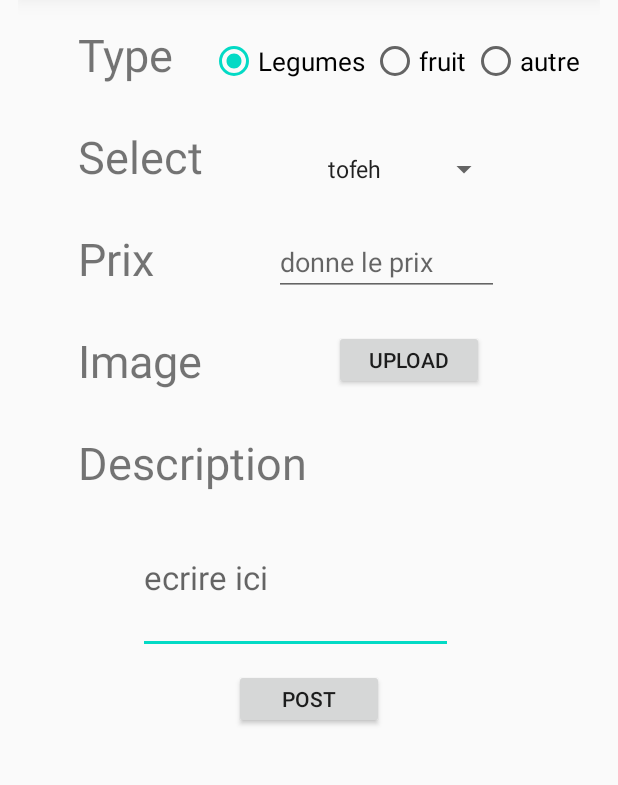
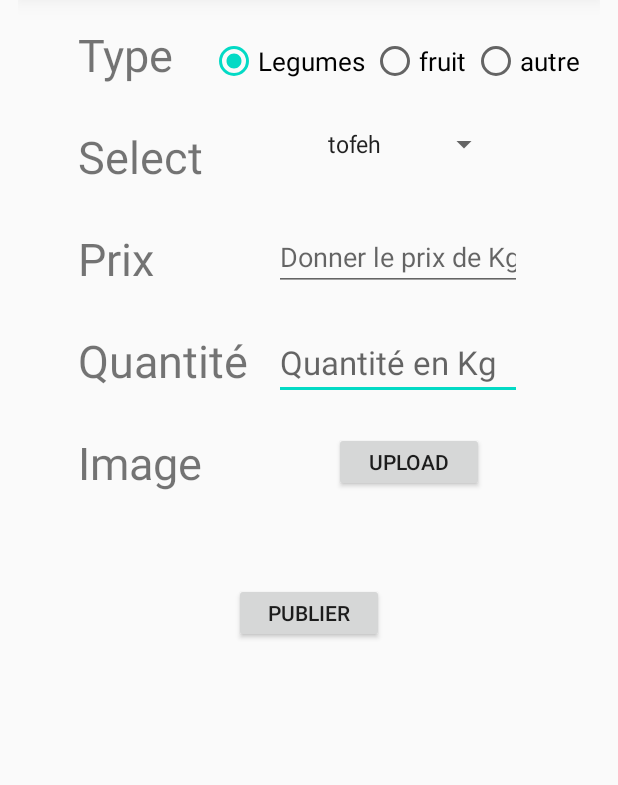
Before and after one commit to RABII-S/AgriTrade, an Android app: the Post screen opened directly, with no data from a screen before it, on a phone screen of 412 x 824 dp, the part 362-1147 px from its top. Run offline under Robolectric (Android 15) with nearby library versions, the phone set to English and light mode, and no system bars; our stand-ins replace Firebase (no records; nobody signed in at launch, a user with empty details on screens opened directly); Roboto replaces fonts that are not available here.

Commit message:
badalt el post wel commande

```diff
--- a/app/src/main/res/layout/activity_post.xml
+++ b/app/src/main/res/layout/activity_post.xml
@@ -70,7 +70,7 @@
         android:layout_height="wrap_content"
         android:text="Image"
         android:id="@+id/image"
-        android:layout_below="@+id/prix"
+        android:layout_below="@+id/Description"
         android:layout_marginLeft="40dp"
         android:layout_marginTop="27dp"
         android:textSize="30sp"
@@ -78,23 +78,24 @@
     <TextView
         android:layout_width="wrap_content"
         android:layout_height="wrap_content"
-        android:text="Description"
-        android:layout_below="@+id/image"
+        android:text="Quantité"
+        android:layout_below="@+id/prix"
         android:layout_marginLeft="40dp"
         android:layout_marginTop="27dp"
         android:textSize="30sp"
         android:id="@+id/Description"
         android:fontFamily="@font/averia_libre_light_italic"/>
     <EditText
-        android:layout_width="210dp"
+        android:layout_width="165dp"
         android:layout_height="wrap_content"
-        android:layout_below="@+id/Description"
+        android:layout_below="@+id/prix"
+        android:layout_toRightOf="@id/prix"
         android:layout_marginLeft="80dp"
-        android:layout_marginTop="5dp"
+        android:layout_marginTop="24dp"
         android:textSize="22sp"
-        android:lines="3"
+        android:lines="1"
         android:id="@+id/ecrire"
-        android:hint="ecrire ici"
+        android:hint="Quantité en Kg"
         android:fontFamily="@font/averia_libre_light_italic"/>
     <RadioGroup
         android:layout_width="wrap_content"
@@ -136,23 +137,26 @@
         android:layout_height="wrap_content"
         android:layout_toRightOf="@+id/select"
         android:entries="@array/batata"
-        android:layout_above="@+id/prix"
+        android:layout_below="@id/Type"
+        android:layout_marginTop="27dp"
         android:layout_marginLeft="75dp"
         android:id="@+id/sp"
         />
     <EditText
-        android:layout_width="150dp"
+        android:layout_width="165dp"
         android:layout_height="wrap_content"
-        android:hint="donne le prix"
+        android:hint="Donner le prix de Kg"
         android:id="@+id/prixx"
         android:layout_below="@+id/select"
         android:layout_toRightOf="@+id/prix"
         android:layout_marginLeft="80dp"
-        android:layout_marginTop="27dp"/>
+        android:inputType="number"
+        android:lines="1"
+        android:layout_marginTop="24dp"/>
     <Button
         android:layout_width="100dp"
         android:layout_height="40dp"
-        android:layout_below="@+id/prix"
+        android:layout_below="@+id/Description"
         android:layout_marginTop="27dp"
         android:layout_toRightOf="@+id/image"
         android:layout_marginLeft="88dp"
@@ -162,10 +166,10 @@
     <Button
         android:layout_width="100dp"
         android:layout_height="40dp"
-        android:layout_below="@+id/ecrire"
-        android:layout_marginTop="10dp"
+        android:layout_below="@+id/image"
+        android:layout_marginTop="60dp"
         android:layout_centerHorizontal="true"
-        android:text="Post"
+        android:text="Publier"
         android:id="@+id/post" />
 
     <ProgressBar
```
Also changed, not shown: app/src/main/res/layout/activity_commande.xml (+7 -12 lines).
